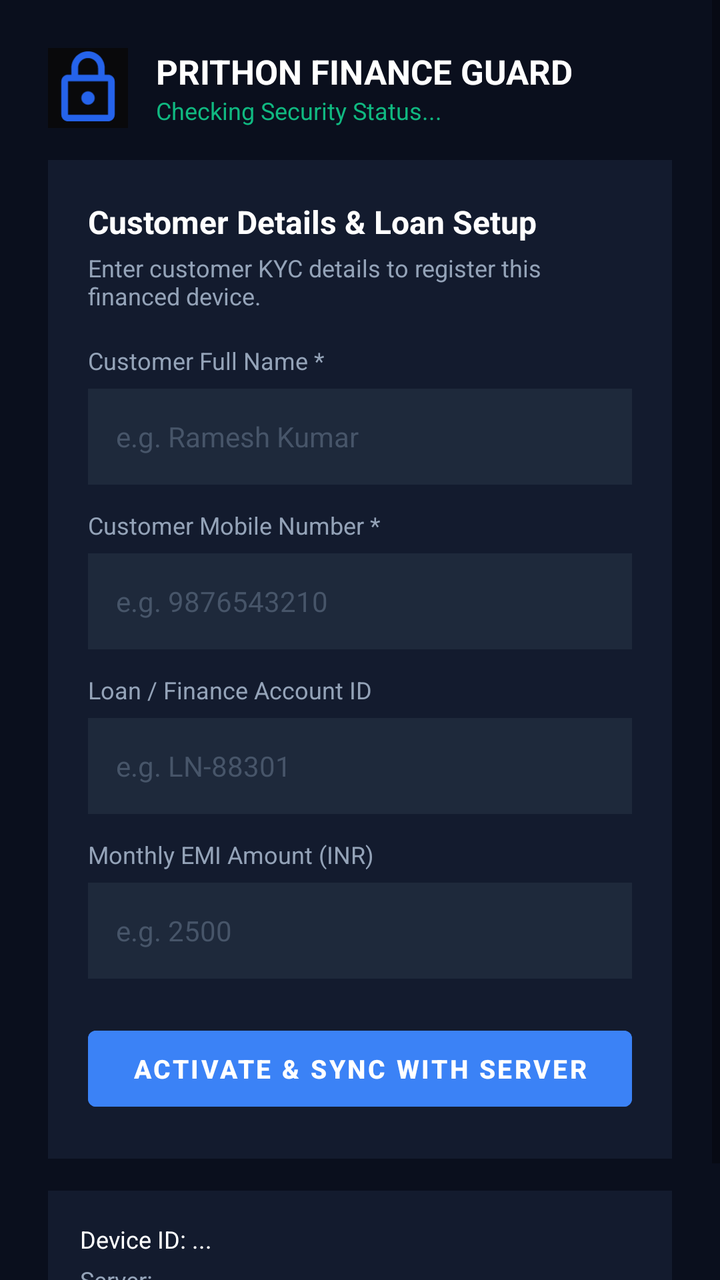
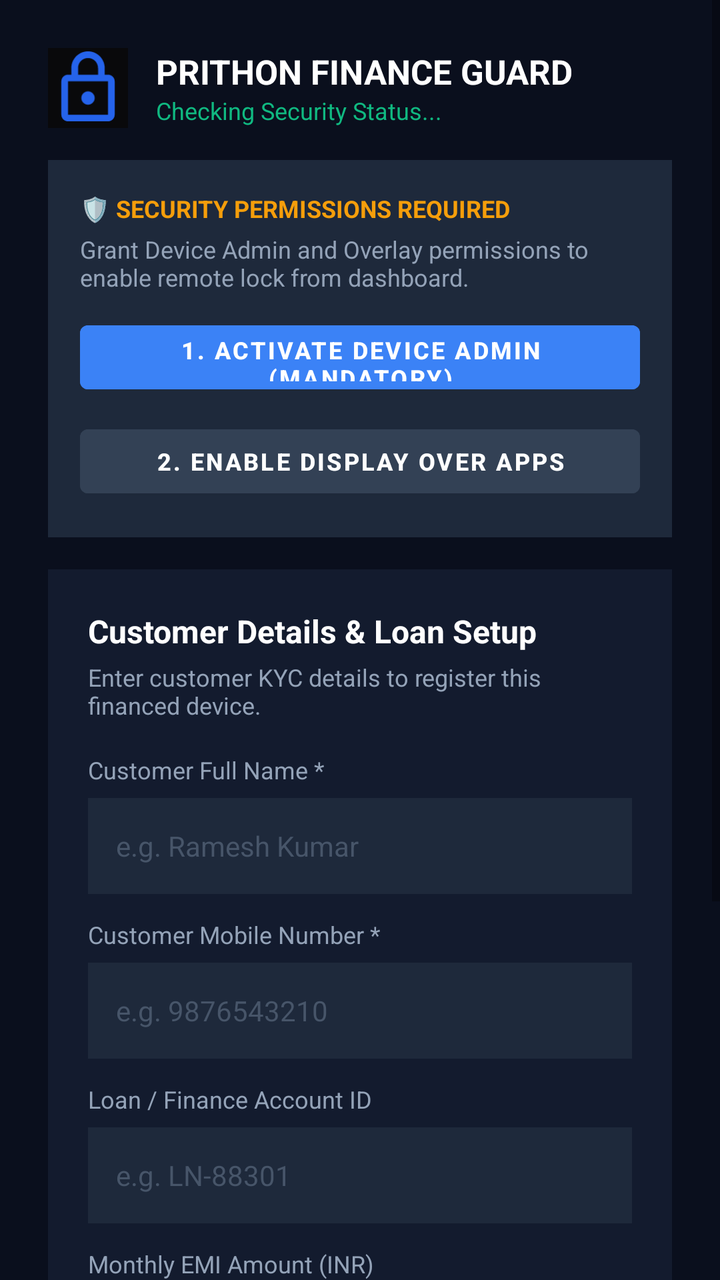

An Android layout rendered at two revisions. The XML below is the earlier revision; the diff shows what the commit changed to produce the second picture.
<!-- AndroidManifest.xml: application theme Theme.PrithonDpc -->
<!-- res/layout/activity_main.xml -->
<?xml version="1.0" encoding="utf-8"?>
<ScrollView xmlns:android="http://schemas.android.com/apk/res/android"
    android:layout_width="match_parent"
    android:layout_height="match_parent"
    android:background="@color/bg_dark"
    android:fillViewport="true">

    <LinearLayout
        android:layout_width="match_parent"
        android:layout_height="wrap_content"
        android:orientation="vertical"
        android:padding="24dp">

        
        <LinearLayout
            android:layout_width="match_parent"
            android:layout_height="wrap_content"
            android:orientation="horizontal"
            android:gravity="center_vertical"
            android:layout_marginBottom="16dp">

            <ImageView
                android:layout_width="40dp"
                android:layout_height="40dp"
                android:src="@drawable/ic_launcher"
                android:contentDescription="Logo" />

            <LinearLayout
                android:layout_width="0dp"
                android:layout_height="wrap_content"
                android:layout_weight="1"
                android:layout_marginStart="14dp"
                android:orientation="vertical">

                <TextView
                    android:layout_width="wrap_content"
                    android:layout_height="wrap_content"
                    android:text="PRITHON FINANCE GUARD"
                    android:textColor="@color/white"
                    android:textSize="17sp"
                    android:textStyle="bold" />

                <TextView
                    android:id="@+id/tvStatus"
                    android:layout_width="wrap_content"
                    android:layout_height="wrap_content"
                    android:text="Checking Security Status..."
                    android:textColor="@color/green_success"
                    android:textSize="12sp" />
            </LinearLayout>
        </LinearLayout>

        
        <LinearLayout
            android:id="@+id/cardCustomerSummary"
            android:layout_width="match_parent"
            android:layout_height="wrap_content"
            android:orientation="vertical"
            android:background="@color/card_dark"
            android:padding="16dp"
            android:visibility="gone"
            android:layout_marginBottom="16dp">

            <TextView
                android:layout_width="wrap_content"
                android:layout_height="wrap_content"
                android:text="CUSTOMER ONBOARDING ACTIVE"
                android:textColor="@color/blue_primary"
                android:textSize="12sp"
                android:textStyle="bold" />

            <TextView
                android:id="@+id/tvSummaryName"
                android:layout_width="wrap_content"
                android:layout_height="wrap_content"
                android:text="Name: Ramesh Sharma"
                android:textColor="@color/white"
                android:textSize="15sp"
                android:textStyle="bold"
                android:layout_marginTop="8dp" />

            <TextView
                android:id="@+id/tvSummaryPhone"
                android:layout_width="wrap_content"
                android:layout_height="wrap_content"
                android:text="Phone: +91 9876543210"
                android:textColor="@color/text_muted"
                android:textSize="13sp"
                android:layout_marginTop="4dp" />

            <TextView
                android:id="@+id/tvSummaryLoan"
                android:layout_width="wrap_content"
                android:layout_height="wrap_content"
                android:text="Loan ID: PRITHON-1024"
                android:textColor="@color/text_muted"
                android:textSize="13sp"
                android:layout_marginTop="4dp" />

            <TextView
                android:id="@+id/tvSummaryEmi"
                android:layout_width="wrap_content"
                android:layout_height="wrap_content"
                android:text="Monthly EMI: ₹2,500"
                android:textColor="@color/green_success"
                android:textSize="14sp"
                android:textStyle="bold"
                android:layout_marginTop="4dp" />

            <Button
                android:id="@+id/btnEditCustomer"
                android:layout_width="wrap_content"
                android:layout_height="40dp"
                android:text="Edit Details"
                android:textSize="12sp"
                android:layout_marginTop="12dp"
                android:backgroundTint="@color/card_dark"
                android:textColor="@color/blue_primary" />
        </LinearLayout>

        
        <LinearLayout
            android:id="@+id/cardCustomerForm"
            android:layout_width="match_parent"
            android:layout_height="wrap_content"
            android:orientation="vertical"
            android:background="@color/card_dark"
            android:padding="20dp"
            android:layout_marginBottom="16dp">

            <TextView
                android:layout_width="wrap_content"
                android:layout_height="wrap_content"
                android:text="Customer Details &amp; Loan Setup"
                android:textColor="@color/white"
                android:textSize="16sp"
                android:textStyle="bold" />

            <TextView
                android:layout_width="wrap_content"
                android:layout_height="wrap_content"
                android:text="Enter customer KYC details to register this financed device."
                android:textColor="@color/text_muted"
                android:textSize="12sp"
                android:layout_marginTop="4dp"
                android:layout_marginBottom="16dp" />

            
            <TextView
                android:layout_width="wrap_content"
                android:layout_height="wrap_content"
                android:text="Customer Full Name *"
                android:textColor="@color/text_muted"
                android:textSize="12sp" />

            <EditText
                android:id="@+id/etCustomerName"
                android:layout_width="match_parent"
                android:layout_height="48dp"
                android:hint="e.g. Ramesh Kumar"
                android:textColorHint="#475569"
                android:textColor="@color/white"
                android:textSize="14sp"
                android:background="#1E293B"
                android:paddingHorizontal="14dp"
                android:inputType="textPersonName"
                android:layout_marginTop="6dp"
                android:layout_marginBottom="12dp" />

            
            <TextView
                android:layout_width="wrap_content"
                android:layout_height="wrap_content"
                android:text="Customer Mobile Number *"
                android:textColor="@color/text_muted"
                android:textSize="12sp" />

            <EditText
                android:id="@+id/etCustomerPhone"
                android:layout_width="match_parent"
                android:layout_height="48dp"
                android:hint="e.g. 9876543210"
                android:textColorHint="#475569"
                android:textColor="@color/white"
                android:textSize="14sp"
                android:background="#1E293B"
                android:paddingHorizontal="14dp"
                android:inputType="phone"
                android:layout_marginTop="6dp"
                android:layout_marginBottom="12dp" />

            
            <TextView
                android:layout_width="wrap_content"
                android:layout_height="wrap_content"
                android:text="Loan / Finance Account ID"
                android:textColor="@color/text_muted"
                android:textSize="12sp" />

            <EditText
                android:id="@+id/etLoanId"
                android:layout_width="match_parent"
                android:layout_height="48dp"
                android:hint="e.g. LN-88301"
                android:textColorHint="#475569"
                android:textColor="@color/white"
                android:textSize="14sp"
                android:background="#1E293B"
                android:paddingHorizontal="14dp"
                android:inputType="textCapCharacters"
                android:layout_marginTop="6dp"
                android:layout_marginBottom="12dp" />

            
            <TextView
                android:layout_width="wrap_content"
                android:layout_height="wrap_content"
                android:text="Monthly EMI Amount (INR)"
                android:textColor="@color/text_muted"
                android:textSize="12sp" />

            <EditText
                android:id="@+id/etEmiAmount"
                android:layout_width="match_parent"
                android:layout_height="48dp"
                android:hint="e.g. 2500"
                android:textColorHint="#475569"
                android:textColor="@color/white"
                android:textSize="14sp"
                android:background="#1E293B"
                android:paddingHorizontal="14dp"
                android:inputType="number"
                android:layout_marginTop="6dp"
                android:layout_marginBottom="20dp" />

            <Button
                android:id="@+id/btnSaveCustomer"
                android:layout_width="match_parent"
                android:layout_height="50dp"
                android:text="ACTIVATE &amp; SYNC WITH SERVER"
                android:backgroundTint="@color/blue_primary"
                android:textColor="@color/white"
                android:textStyle="bold"
                android:textSize="13sp" />
        </LinearLayout>

        
        <LinearLayout
            android:layout_width="match_parent"
            android:layout_height="wrap_content"
            android:orientation="vertical"
            android:background="@color/card_dark"
            android:padding="16dp"
            android:layout_marginBottom="16dp">

            <TextView
                android:id="@+id/tvDeviceId"
                android:layout_width="wrap_content"
                android:layout_height="wrap_content"
                android:text="Device ID: ..."
                android:textColor="@color/white"
                android:textSize="12sp" />

            <TextView
                android:id="@+id/tvServerEndpoint"
                android:layout_width="wrap_content"
                android:layout_height="wrap_content"
                android:text="Server: ..."
                android:textColor="@color/text_muted"
                android:textSize="12sp"
                android:layout_marginTop="4dp" />
        </LinearLayout>

    </LinearLayout>
</ScrollView>
<!-- resources referenced by this layout -->
<resources>
  <color name="bg_dark">#0A0F1D</color>
  <color name="blue_primary">#3B82F6</color>
  <color name="card_dark">#131B2E</color>
  <color name="green_success">#10B981</color>
  <color name="text_muted">#94A3B8</color>
  <color name="white">#FFFFFFFF</color>
  <!-- drawable ic_launcher (drawable) -->
  <vector xmlns:android="http://schemas.android.com/apk/res/android"
      android:width="108dp"
      android:height="108dp"
      android:viewportWidth="24"
      android:viewportHeight="24">
      <path
          android:fillColor="#09090b"
          android:pathData="M0,0h24v24H0z"/>
      <path
          android:fillColor="#2563eb"
          android:pathData="M18,8h-1V6c0,-2.76 -2.24,-5 -5,-5S7,3.24 7,6v2H6c-1.1,0 -2,0.9 -2,2v10c0,1.1 0.9,2 2,2h12c1.1,0 2,-0.9 2,-2V10c0,-1.1 -0.9,-2 -2,-2zM9,6c0,-1.66 1.34,-3 3,-3s3,1.34 3,3v2H9V6zm9,14H6V10h12v10zm-6,-3c1.1,0 2,-0.9 2,-2s-0.9,-2 -2,-2 -2,0.9 -2,2 0.9,2 2,2z"/>
  </vector>
  <style name="Theme.PrithonDpc" parent="Theme.MaterialComponents.DayNight.NoActionBar">
          <item name="colorPrimary">@color/blue_primary</item>
          <item name="android:statusBarColor">@color/bg_dark</item>
          <item name="android:navigationBarColor">@color/bg_dark</item>
      </style>
</resources>

<!-- the commit's change to res/layout/activity_main.xml (unified diff, before → after) -->
@@ -52,6 +52,56 @@
 
         
         <LinearLayout
+            android:id="@+id/cardPermissions"
+            android:layout_width="match_parent"
+            android:layout_height="wrap_content"
+            android:orientation="vertical"
+            android:background="#1E293B"
+            android:padding="16dp"
+            android:layout_marginBottom="16dp">
+
+            <TextView
+                android:layout_width="wrap_content"
+                android:layout_height="wrap_content"
+                android:text="🛡️ SECURITY PERMISSIONS REQUIRED"
+                android:textColor="@color/yellow_pending"
+                android:textSize="12sp"
+                android:textStyle="bold" />
+
+            <TextView
+                android:id="@+id/tvPermDesc"
+                android:layout_width="wrap_content"
+                android:layout_height="wrap_content"
+                android:text="Grant Device Admin and Overlay permissions to enable remote lock from dashboard."
+                android:textColor="@color/text_muted"
+                android:textSize="12sp"
+                android:layout_marginTop="4dp" />
+
+            <Button
+                android:id="@+id/btnGrantAdmin"
+                android:layout_width="match_parent"
+                android:layout_height="44dp"
+                android:text="1. ACTIVATE DEVICE ADMIN (MANDATORY)"
+                android:backgroundTint="@color/blue_primary"
+                android:textColor="@color/white"
+                android:textSize="12sp"
+                android:textStyle="bold"
+                android:layout_marginTop="10dp" />
+
+            <Button
+                android:id="@+id/btnGrantOverlay"
+                android:layout_width="match_parent"
+                android:layout_height="44dp"
+                android:text="2. ENABLE DISPLAY OVER APPS"
+                android:backgroundTint="#334155"
+                android:textColor="@color/white"
+                android:textSize="12sp"
+                android:textStyle="bold"
+                android:layout_marginTop="8dp" />
+        </LinearLayout>
+
+        
+        <LinearLayout
             android:id="@+id/cardCustomerSummary"
             android:layout_width="match_parent"
             android:layout_height="wrap_content"
<!-- resource entries referenced after the edit -->
@@ -6,6 +6,7 @@
   <color name="green_success">#10B981</color>
   <color name="text_muted">#94A3B8</color>
   <color name="white">#FFFFFFFF</color>
+  <color name="yellow_pending">#F59E0B</color>
   <!-- drawable ic_launcher (drawable) -->
   <vector xmlns:android="http://schemas.android.com/apk/res/android"
       android:width="108dp"
